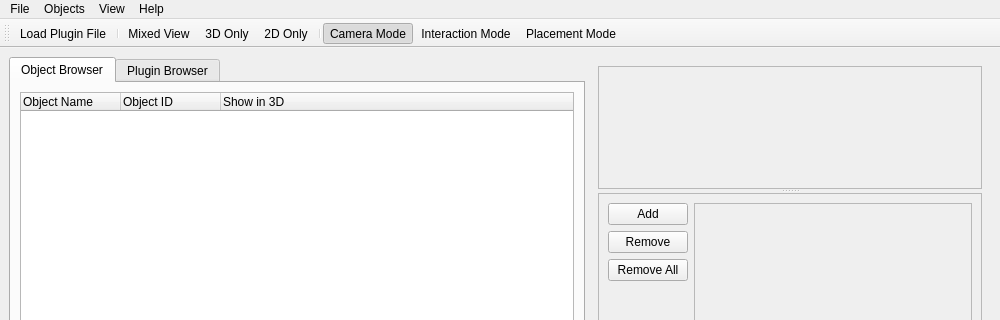
Above: rtUI/rtMainWindow.ui from pengwg/vurtigo before the change; both pictures show x 0 to 1000 and y 0 to 320 of the 1000 by 800 pixel window. Below: the same form after it.
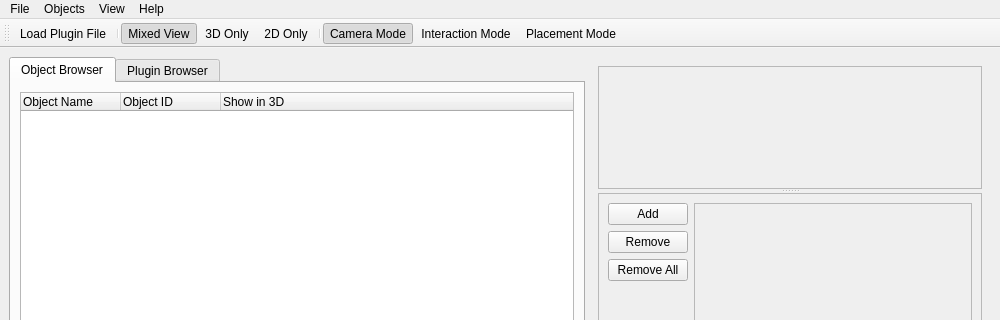
That is the form after the change.

Commit message:
Fixed the bug where the three views should be checkable BugID:644 Analysis:The three view buttons should be chackable. They are now.
Resolution:

Reviewed by:

```diff
--- a/rtUI/rtMainWindow.ui
+++ b/rtUI/rtMainWindow.ui
@@ -313,6 +313,12 @@
    </property>
   </action>
   <action name="actionMixed">
+   <property name="checkable">
+    <bool>true</bool>
+   </property>
+   <property name="checked">
+    <bool>true</bool>
+   </property>
    <property name="text">
     <string>Mixed View</string>
    </property>
```
Left out of the diff: 6 changed lines with no effect on the pictures. The commit also changes 1 other file.
